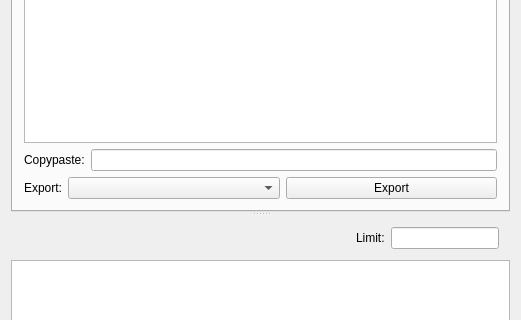
Old version of the form provami/provamimainwindow.ui in the repository ARPA-SIMC/provami; both pictures show x 0 to 521 and y 162 to 482 of the 521 by 647 pixel window.
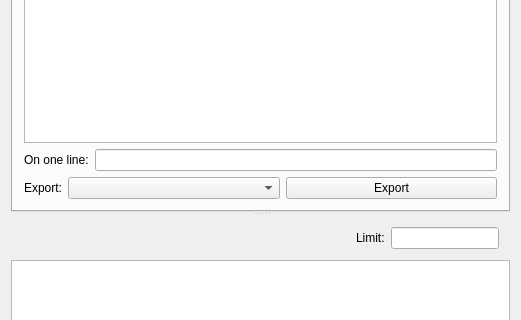
New version of the form. The open tabs and pages were chosen to show the change. Custom widgets are drawn as their Qt base class.

Commit message: Changed label of one-line query for copypasting (#13)

What changed in the file:
```diff
--- a/provami/provamimainwindow.ui
+++ b/provami/provamimainwindow.ui
@@ -405,7 +405,7 @@
               <item row="0" column="0">
                <widget class="QLabel" name="label_18">
                 <property name="text">
-                 <string>Copypaste:</string>
+                 <string>On one line:</string>
                 </property>
                </widget>
               </item>
```
